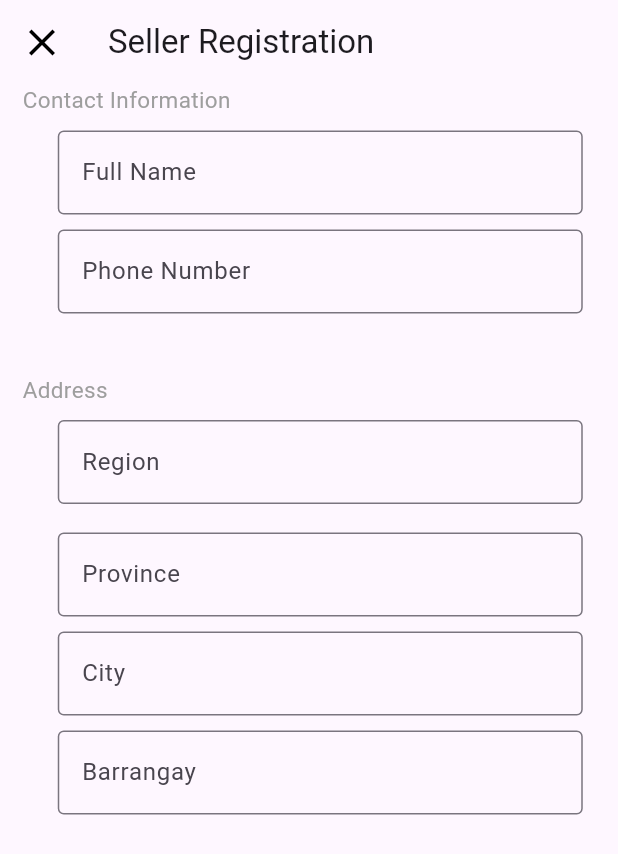
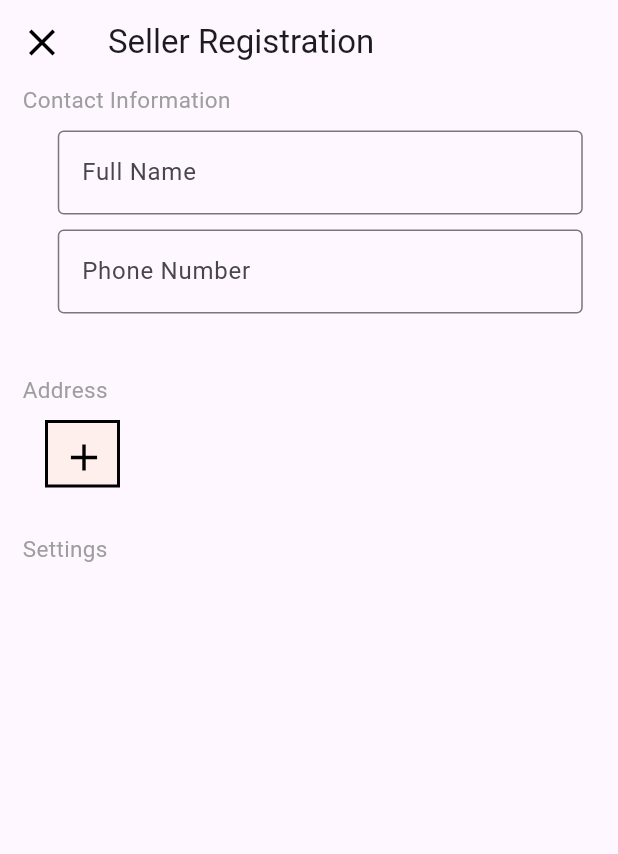
Before and after one commit to topid76/local_market_place, a Flutter app: the screen it shows after launch, on a phone screen of 412 x 824 dp. Shown: the top 854 px of the screen. Run offline on Flutter 3.47's test engine with Material 2 defaults, Android fonts, the phone set to English and light mode, and no system bars; our stand-ins replace get_it.

Commit message:
seller registration

```diff
--- a/lib/screens/seller_registration_page.dart
+++ b/lib/screens/seller_registration_page.dart
@@ -1,5 +1,3 @@
-import 'dart:ffi';
-
 import 'package:flutter/material.dart';
 
 class SellerRegistrationPage extends StatelessWidget {
@@ -102,93 +100,54 @@ class SellerRegistrationPage extends StatelessWidget {
             Column(
               children: [
                 Padding(
-                  padding: EdgeInsets.fromLTRB(15, 0, 0, 0),
-                  child: Row(
-                    mainAxisAlignment: MainAxisAlignment.center,
-                    children: [
-                      SizedBox(
-                        width: 350,
-                        child: TextField(
-                          obscureText: false,
-                          decoration: InputDecoration(
-                              border: OutlineInputBorder(),
-                              labelText: "Region"),
-                        ),
-                      )
-                    ],
+                  padding: EdgeInsets.fromLTRB(30, 0, 0, 0),
+                  child: Container(
+                    width: 50,
+                    height: 45,
+                    decoration: BoxDecoration(
+                        color: Colors.orangeAccent.withOpacity(.10),
+                        border: Border.all(color: Colors.black, width: 2)),
+                    child: Row(children: [
+                      IconButton(
+                          onPressed: () {},
+                          icon: Icon(
+                            Icons.add,
+                            color: Colors.black,
+                            size: 30,
+                          ))
+                    ]),
                   ),
-                ),
-              ],
-            ),
-            SizedBox(height: 19),
-            Column(
-              children: [
-                Padding(
-                  padding: EdgeInsets.fromLTRB(15, 0, 0, 0),
-                  child: Row(
-                    mainAxisAlignment: MainAxisAlignment.center,
-                    children: [
-                      SizedBox(
-                        width: 350,
-                        child: TextField(
-                          obscureText: false,
-                          decoration: InputDecoration(
-                              border: OutlineInputBorder(),
-                              labelText: "Province"),
-                        ),
-                      )
-                    ],
-                  ),
-                ),
+                )
               ],
             ),
             SizedBox(
-              height: 10,
+              height: 30,
             ),
             Column(
               children: [
                 Padding(
                   padding: EdgeInsets.fromLTRB(15, 0, 0, 0),
                   child: Row(
-                    mainAxisAlignment: MainAxisAlignment.center,
                     children: [
-                      SizedBox(
-                        width: 350,
-                        child: TextField(
-                          obscureText: false,
-                          decoration: InputDecoration(
-                              border: OutlineInputBorder(), labelText: "City"),
-                        ),
+                      Text(
+                        "Settings",
+                        style: TextStyle(color: Colors.grey, fontSize: 15),
                       )
                     ],
                   ),
-                ),
+                )
               ],
             ),
             SizedBox(
-              height: 10,
+              height: 20,
             ),
             Column(
               children: [
-                Padding(
-                  padding: EdgeInsets.fromLTRB(15, 0, 0, 0),
-                  child: Row(
-                    mainAxisAlignment: MainAxisAlignment.center,
-                    children: [
-                      SizedBox(
-                        width: 350,
-                        child: TextField(
-                          obscureText: false,
-                          decoration: InputDecoration(
-                              border: OutlineInputBorder(),
-                              labelText: "Barrangay"),
-                        ),
-                      )
-                    ],
-                  ),
-                ),
+                Row(
+                  children: [],
+                )
               ],
-            ),
+            )
           ],
         )));
   }
```
